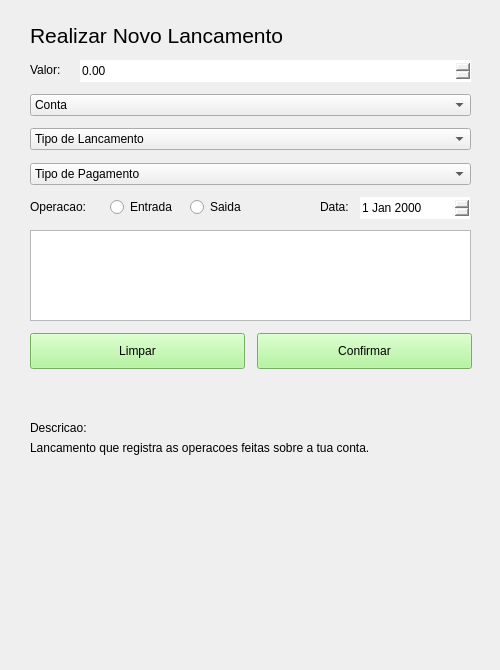
Above: VirtualWallet/logic/src/vision/wnewrelease.ui from joaovicentesouto/INE5417 before the change. Below: the same form after it.
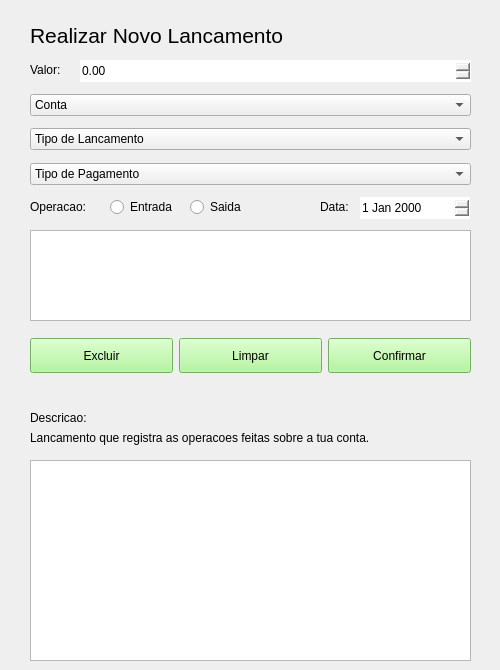
That is the form after the change. Icons and pictures are not drawn.

```diff
--- a/VirtualWallet/logic/src/vision/wnewrelease.ui
+++ b/VirtualWallet/logic/src/vision/wnewrelease.ui
@@ -25,32 +25,11 @@
   <property name="windowTitle">
    <string>Form</string>
   </property>
-  <widget class="QPushButton" name="Clean">
-   <property name="geometry">
-    <rect>
-     <x>30</x>
-     <y>333</y>
-     <width>215</width>
-     <height>36</height>
-    </rect>
-   </property>
-   <property name="styleSheet">
-    <string notr="true">#Clean
-{
-    background-color: #a3f48a;
-    color: black;
-    font-size: 12px;
-}</string>
-   </property>
-   <property name="text">
-    <string>Limpar</string>
-   </property>
-  </widget>
   <widget class="QLabel" name="Description">
    <property name="geometry">
     <rect>
      <x>30</x>
-     <y>420</y>
+     <y>410</y>
      <width>441</width>
      <height>16</height>
     </rect>
@@ -75,32 +54,11 @@
     <string>Realizar Novo Lancamento</string>
    </property>
   </widget>
-  <widget class="QPushButton" name="Confirm">
-   <property name="geometry">
-    <rect>
-     <x>257</x>
-     <y>333</y>
-     <width>215</width>
-     <height>36</height>
-    </rect>
-   </property>
-   <property name="styleSheet">
-    <string notr="true">#Confirm
-{
-    background-color: #a3f48a;
-    color: black;
-    font-size: 12px;
-}</string>
-   </property>
-   <property name="text">
-    <string>Confirmar</string>
-   </property>
-  </widget>
   <widget class="QLabel" name="Description_2">
    <property name="geometry">
     <rect>
      <x>30</x>
-     <y>440</y>
+     <y>430</y>
      <width>441</width>
      <height>16</height>
     </rect>
@@ -201,9 +159,9 @@
    <property name="geometry">
     <rect>
      <x>30</x>
-     <y>390</y>
+     <y>386</y>
      <width>441</width>
-     <height>16</height>
+     <height>20</height>
     </rect>
    </property>
    <property name="styleSheet">
@@ -297,6 +255,142 @@
     </property>
    </item>
   </widget>
+  <widget class="QWidget" name="widget" native="true">
+   <property name="geometry">
+    <rect>
+     <x>30</x>
+     <y>330</y>
+     <width>441</width>
+     <height>51</height>
+    </rect>
+   </property>
+   <layout class="QHBoxLayout" name="horizontalLayout">
+    <item>
+     <widget class="QPushButton" name="Delete">
+      <property name="minimumSize">
+       <size>
+        <width>0</width>
+        <height>35</height>
+       </size>
+      </property>
+      <property name="maximumSize">
+       <size>
+        <width>16777215</width>
+        <height>35</height>
+       </size>
+      </property>
+      <property name="sizeIncrement">
+       <size>
+        <width>0</width>
+        <height>35</height>
+       </size>
+      </property>
+      <property name="baseSize">
+       <size>
+        <width>0</width>
+        <height>35</height>
+       </size>
+      </property>
+      <property name="styleSheet">
+       <string notr="true">    background-color: #a3f48a;
+    color: black;
+    font-size: 12px;</string>
+      </property>
+      <property name="text">
+       <string>Excluir</string>
+      </property>
+     </widget>
+    </item>
+    <item>
+     <widget class="QPushButton" name="Clean">
+      <property name="minimumSize">
+       <size>
+        <width>0</width>
+        <height>35</height>
+       </size>
+      </property>
+      <property name="maximumSize">
+       <size>
+        <width>16777215</width>
+        <height>35</height>
+       </size>
+      </property>
+      <property name="sizeIncrement">
+       <size>
+        <width>0</width>
+        <height>35</height>
+       </size>
+      </property>
+      <property name="baseSize">
+       <size>
+        <width>0</width>
+        <height>35</height>
+       </size>
+      </property>
+      <property name="styleSheet">
+       <string notr="true">#Clean
+{
+    background-color: #a3f48a;
+    color: black;
+    font-size: 12px;
+}</string>
+      </property>
+      <property name="text">
+       <string>Limpar</string>
+      </property>
+     </widget>
+    </item>
+    <item>
+     <widget class="QPushButton" name="Confirm">
+      <property name="minimumSize">
+       <size>
+        <width>0</width>
+        <height>35</height>
+       </size>
+      </property>
+      <property name="maximumSize">
+       <size>
+        <width>16777215</width>
+        <height>35</height>
+       </size>
+      </property>
+      <property name="sizeIncrement">
+       <size>
+        <width>0</width>
+        <height>35</height>
+       </size>
+      </property>
+      <property name="baseSize">
+       <size>
+        <width>0</width>
+        <height>35</height>
+       </size>
+      </property>
+      <property name="styleSheet">
+       <string notr="true">#Confirm
+{
+    background-color: #a3f48a;
+    color: black;
+    font-size: 12px;
+}</string>
+      </property>
+      <property name="text">
+       <string>Confirmar</string>
+      </property>
+     </widget>
+    </item>
+   </layout>
+  </widget>
+  <widget class="QTableWidget" name="ReleaseTable">
+   <property name="geometry">
+    <rect>
+     <x>30</x>
+     <y>460</y>
+     <width>441</width>
+     <height>201</height>
+    </rect>
+   </property>
+  </widget>
  </widget>
  <resources/>
  <connections/>
```
